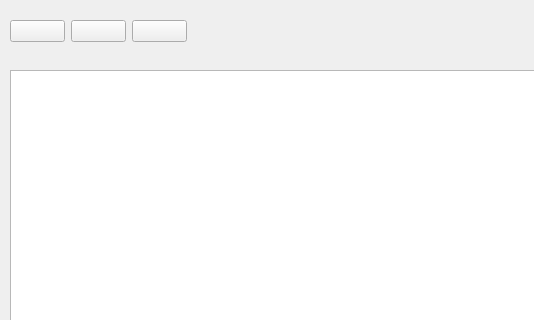
First picture: the form in UI/main.ui, repository Klef99/yandexlyceum-pyqt, before the edit; both pictures show x 0 to 534 and y 0 to 320 of the 955 by 589 pixel window.
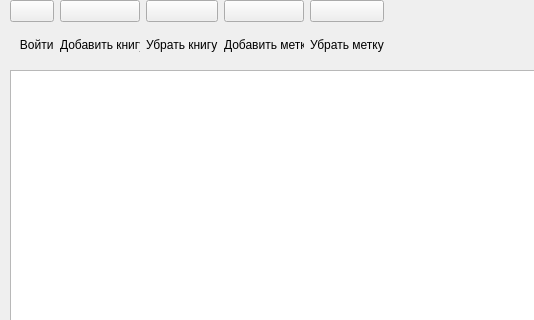
Second picture: the form after the edit. Icons and pictures are not drawn.

Diff of the .ui file:
```diff
--- a/UI/main.ui
+++ b/UI/main.ui
@@ -32,13 +32,13 @@
     <property name="geometry">
      <rect>
       <x>10</x>
-      <y>10</y>
-      <width>177</width>
-      <height>42</height>
+      <y>0</y>
+      <width>374</width>
+      <height>61</height>
      </rect>
     </property>
-    <layout class="QHBoxLayout" name="horizontalLayout">
-     <item>
+    <layout class="QGridLayout" name="gridLayout">
+     <item row="1" column="1">
       <widget class="QPushButton" name="AddBook">
        <property name="text">
         <string/>
@@ -55,8 +55,28 @@
        </property>
       </widget>
      </item>
-     <item>
-      <widget class="QPushButton" name="RemoveBook">
+     <item row="2" column="1">
+      <widget class="QLabel" name="AddBookLabel">
+       <property name="text">
+        <string>Добавить книгу</string>
+       </property>
+      </widget>
+     </item>
+     <item row="2" column="0">
+      <widget class="QLabel" name="LoginLabel">
+       <property name="text">
+        <string>   Войти</string>
+       </property>
+       <property name="textFormat">
+        <enum>Qt::AutoText</enum>
+       </property>
+       <property name="scaledContents">
+        <bool>false</bool>
+       </property>
+      </widget>
+     </item>
+     <item row="1" column="0">
+      <widget class="QPushButton" name="Login">
        <property name="text">
         <string/>
        </property>
@@ -72,7 +92,7 @@
        </property>
       </widget>
      </item>
-     <item>
+     <item row="1" column="3">
       <widget class="QPushButton" name="AddTag">
        <property name="text">
         <string/>
@@ -89,6 +109,61 @@
        </property>
       </widget>
      </item>
+     <item row="1" column="2">
+      <widget class="QPushButton" name="RemoveBook">
+       <property name="text">
+        <string/>
+       </property>
+       <property name="icon">
+        <iconset>
+         <normaloff>../../../Downloads/book-remove-button_icon-icons.com_71734.png</normaloff>../../../Downloads/book-remove-button_icon-icons.com_71734.png</iconset>
+       </property>
+       <property name="iconSize">
+        <size>
+         <width>32</width>
+         <height>32</height>
+        </size>
+       </property>
+      </widget>
+     </item>
+     <item row="2" column="3">
+      <widget class="QLabel" name="AddTagLabel">
+       <property name="text">
+        <string>Добавить метку</string>
+       </property>
+      </widget>
+     </item>
+     <item row="2" column="2">
+      <widget class="QLabel" name="RemoveBookLabel">
+       <property name="text">
+        <string>Убрать книгу</string>
+       </property>
+      </widget>
+     </item>
+     <item row="1" column="4">
+      <widget class="QPushButton" name="RemoveTag">
+       <property name="text">
+        <string/>
+       </property>
+       <property name="icon">
+        <iconset>
+         <normaloff>../../../Downloads/remove-tag-64x64.png</normaloff>../../../Downloads/remove-tag-64x64.png</iconset>
+       </property>
+       <property name="iconSize">
+        <size>
+         <width>32</width>
+         <height>32</height>
+        </size>
+       </property>
+      </widget>
+     </item>
+     <item row="2" column="4">
+      <widget class="QLabel" name="RemoveTagLabel">
+       <property name="text">
+        <string>Убрать метку</string>
+       </property>
+      </widget>
+     </item>
     </layout>
    </widget>
   </widget>
```
Left out of the diff: 2 changed lines with no effect on the pictures.
